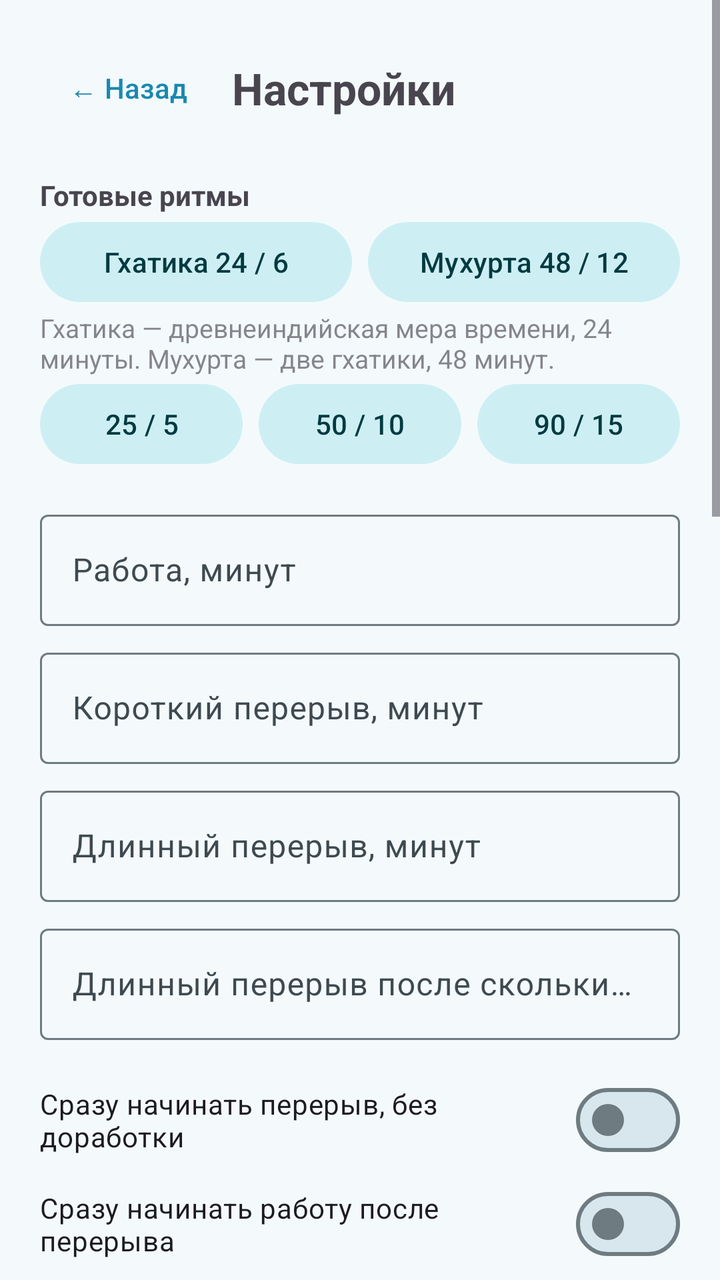
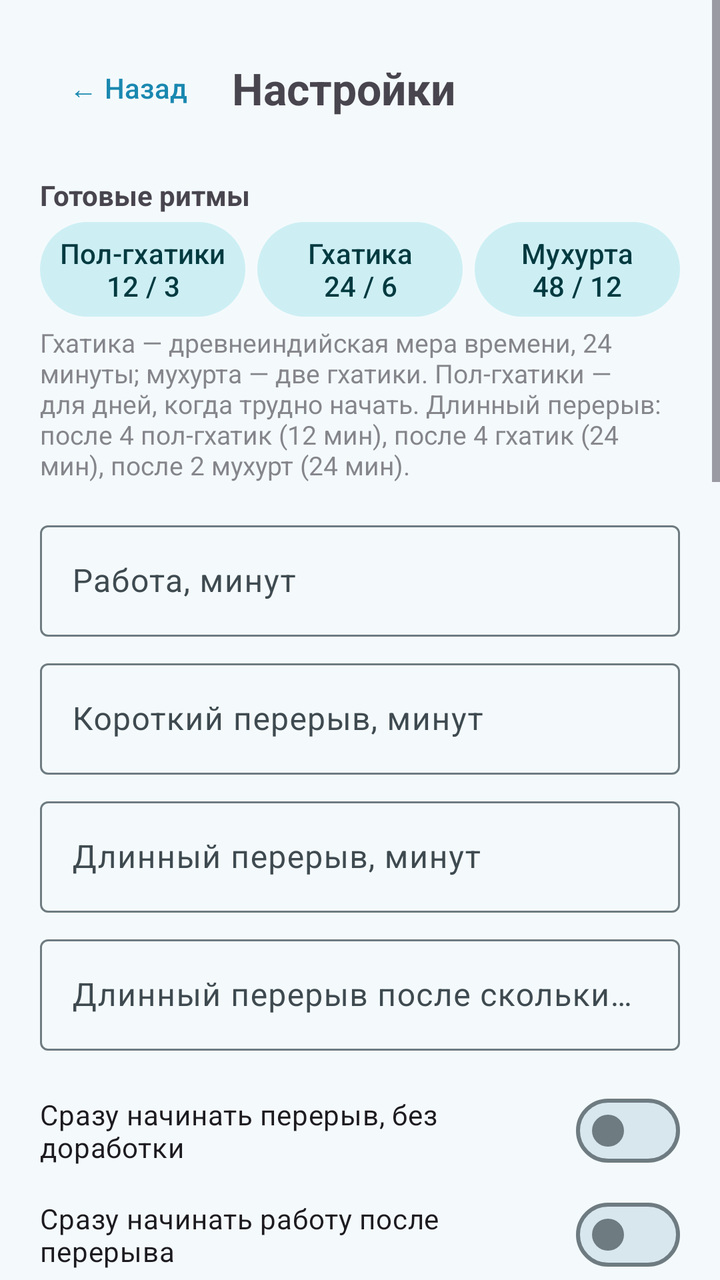

Compare the two renders of this Android layout. The source of the first and the diff that turns it into the second are given below.
<!-- AndroidManifest.xml: application theme Theme.Pomo -->
<!-- res/layout/activity_settings.xml -->
<?xml version="1.0" encoding="utf-8"?>
<ScrollView xmlns:android="http://schemas.android.com/apk/res/android"
    android:layout_width="match_parent"
    android:layout_height="match_parent">

    <LinearLayout
        android:layout_width="match_parent"
        android:layout_height="wrap_content"
        android:orientation="vertical"
        android:padding="20dp">

        <LinearLayout
            android:layout_width="match_parent"
            android:layout_height="wrap_content"
            android:gravity="center_vertical"
            android:orientation="horizontal">

            <com.google.android.material.button.MaterialButton
                android:id="@+id/backButton"
                style="@style/Widget.Material3.Button.TextButton"
                android:layout_width="wrap_content"
                android:layout_height="wrap_content"
                android:text="← Назад" />

            <TextView
                android:layout_width="wrap_content"
                android:layout_height="wrap_content"
                android:layout_marginStart="8dp"
                android:text="Настройки"
                android:textSize="22sp"
                android:textStyle="bold" />
        </LinearLayout>

        <TextView
            android:layout_width="wrap_content"
            android:layout_height="wrap_content"
            android:layout_marginTop="20dp"
            android:text="Готовые ритмы"
            android:textStyle="bold" />

        <LinearLayout
            android:layout_width="match_parent"
            android:layout_height="wrap_content"
            android:orientation="horizontal">

            <com.google.android.material.button.MaterialButton
                android:id="@+id/presetGhatika"
                style="@style/Widget.Material3.Button.TonalButton"
                android:layout_width="0dp"
                android:layout_height="wrap_content"
                android:layout_marginEnd="4dp"
                android:layout_weight="1"
                android:text="Гхатика 24 / 6" />

            <com.google.android.material.button.MaterialButton
                android:id="@+id/presetMuhurta"
                style="@style/Widget.Material3.Button.TonalButton"
                android:layout_width="0dp"
                android:layout_height="wrap_content"
                android:layout_marginStart="4dp"
                android:layout_weight="1"
                android:text="Мухурта 48 / 12" />
        </LinearLayout>

        <TextView
            android:layout_width="match_parent"
            android:layout_height="wrap_content"
            android:alpha="0.65"
            android:text="Гхатика — древнеиндийская мера времени, 24 минуты. Мухурта — две гхатики, 48 минут."
            android:textSize="13sp" />

        <LinearLayout
            android:layout_width="match_parent"
            android:layout_height="wrap_content"
            android:orientation="horizontal">

            <com.google.android.material.button.MaterialButton
                android:id="@+id/preset25"
                style="@style/Widget.Material3.Button.TonalButton"
                android:layout_width="0dp"
                android:layout_height="wrap_content"
                android:layout_marginEnd="4dp"
                android:layout_weight="1"
                android:text="25 / 5" />

            <com.google.android.material.button.MaterialButton
                android:id="@+id/preset50"
                style="@style/Widget.Material3.Button.TonalButton"
                android:layout_width="0dp"
                android:layout_height="wrap_content"
                android:layout_marginStart="4dp"
                android:layout_marginEnd="4dp"
                android:layout_weight="1"
                android:text="50 / 10" />

            <com.google.android.material.button.MaterialButton
                android:id="@+id/preset90"
                style="@style/Widget.Material3.Button.TonalButton"
                android:layout_width="0dp"
                android:layout_height="wrap_content"
                android:layout_marginStart="4dp"
                android:layout_weight="1"
                android:text="90 / 15" />
        </LinearLayout>

        <com.google.android.material.textfield.TextInputLayout
            style="@style/Widget.Material3.TextInputLayout.OutlinedBox"
            android:layout_width="match_parent"
            android:layout_height="wrap_content"
            android:layout_marginTop="16dp"
            android:hint="Работа, минут">

            <com.google.android.material.textfield.TextInputEditText
                android:id="@+id/workEdit"
                android:layout_width="match_parent"
                android:layout_height="wrap_content"
                android:inputType="number" />
        </com.google.android.material.textfield.TextInputLayout>

        <com.google.android.material.textfield.TextInputLayout
            style="@style/Widget.Material3.TextInputLayout.OutlinedBox"
            android:layout_width="match_parent"
            android:layout_height="wrap_content"
            android:layout_marginTop="8dp"
            android:hint="Короткий перерыв, минут">

            <com.google.android.material.textfield.TextInputEditText
                android:id="@+id/shortEdit"
                android:layout_width="match_parent"
                android:layout_height="wrap_content"
                android:inputType="number" />
        </com.google.android.material.textfield.TextInputLayout>

        <com.google.android.material.textfield.TextInputLayout
            style="@style/Widget.Material3.TextInputLayout.OutlinedBox"
            android:layout_width="match_parent"
            android:layout_height="wrap_content"
            android:layout_marginTop="8dp"
            android:hint="Длинный перерыв, минут">

            <com.google.android.material.textfield.TextInputEditText
                android:id="@+id/longEdit"
                android:layout_width="match_parent"
                android:layout_height="wrap_content"
                android:inputType="number" />
        </com.google.android.material.textfield.TextInputLayout>

        <com.google.android.material.textfield.TextInputLayout
            style="@style/Widget.Material3.TextInputLayout.OutlinedBox"
            android:layout_width="match_parent"
            android:layout_height="wrap_content"
            android:layout_marginTop="8dp"
            android:hint="Длинный перерыв после скольких циклов">

            <com.google.android.material.textfield.TextInputEditText
                android:id="@+id/cyclesEdit"
                android:layout_width="match_parent"
                android:layout_height="wrap_content"
                android:inputType="number" />
        </com.google.android.material.textfield.TextInputLayout>

        <com.google.android.material.materialswitch.MaterialSwitch
            android:id="@+id/autoBreakSwitch"
            android:layout_width="match_parent"
            android:layout_height="wrap_content"
            android:layout_marginTop="16dp"
            android:text="Сразу начинать перерыв, без доработки" />

        <com.google.android.material.materialswitch.MaterialSwitch
            android:id="@+id/autoWorkSwitch"
            android:layout_width="match_parent"
            android:layout_height="wrap_content"
            android:layout_marginTop="4dp"
            android:text="Сразу начинать работу после перерыва" />

        <TextView
            android:layout_width="match_parent"
            android:layout_height="wrap_content"
            android:layout_marginTop="4dp"
            android:alpha="0.65"
            android:text="Выключено — когда таймер закончится, отсчёт пойдёт дальше («+05:12»). После работы это время засчитывается, можно спокойно доделать. Следующую фазу начинаешь кнопкой. Если забыть, отсчёт остановится сам через час."
            android:textSize="13sp" />

        <com.google.android.material.materialswitch.MaterialSwitch
            android:id="@+id/keepScreenSwitch"
            android:layout_width="match_parent"
            android:layout_height="wrap_content"
            android:layout_marginTop="12dp"
            android:text="Не гасить экран, пока идёт таймер" />

        <TextView
            android:layout_width="match_parent"
            android:layout_height="wrap_content"
            android:alpha="0.65"
            android:text="Работает, пока приложение открыто на экране. На паузе и после остановки экран гаснет как обычно."
            android:textSize="13sp" />

        <TextView
            android:layout_width="match_parent"
            android:layout_height="wrap_content"
            android:layout_marginTop="24dp"
            android:text="Цели"
            android:textStyle="bold" />

        <com.google.android.material.textfield.TextInputLayout
            style="@style/Widget.Material3.TextInputLayout.OutlinedBox"
            android:layout_width="match_parent"
            android:layout_height="wrap_content"
            android:layout_marginTop="8dp"
            android:hint="Цель на день, часов (0 — без цели)">

            <com.google.android.material.textfield.TextInputEditText
                android:id="@+id/dailyGoalEdit"
                android:layout_width="match_parent"
                android:layout_height="wrap_content"
                android:inputType="numberDecimal" />
        </com.google.android.material.textfield.TextInputLayout>

        <com.google.android.material.textfield.TextInputLayout
            style="@style/Widget.Material3.TextInputLayout.OutlinedBox"
            android:layout_width="match_parent"
            android:layout_height="wrap_content"
            android:layout_marginTop="8dp"
            android:hint="Большая цель, часов (0 — без цели)">

            <com.google.android.material.textfield.TextInputEditText
                android:id="@+id/bigGoalEdit"
                android:layout_width="match_parent"
                android:layout_height="wrap_content"
                android:inputType="number" />
        </com.google.android.material.textfield.TextInputLayout>

        <TextView
            android:layout_width="match_parent"
            android:layout_height="wrap_content"
            android:layout_marginTop="24dp"
            android:text="Звуки"
            android:textStyle="bold" />

        <LinearLayout
            android:layout_width="match_parent"
            android:layout_height="wrap_content"
            android:layout_marginTop="8dp"
            android:gravity="center_vertical"
            android:orientation="horizontal">

            <LinearLayout
                android:layout_width="0dp"
                android:layout_height="wrap_content"
                android:layout_weight="1"
                android:orientation="vertical">

                <TextView
                    android:layout_width="wrap_content"
                    android:layout_height="wrap_content"
                    android:text="Конец работы (пора отдыхать)"
                    android:textSize="15sp" />

                <TextView
                    android:id="@+id/workSoundName"
                    android:layout_width="wrap_content"
                    android:layout_height="wrap_content"
                    android:alpha="0.65"
                    android:textSize="13sp" />
            </LinearLayout>

            <com.google.android.material.button.MaterialButton
                android:id="@+id/workSoundPlay"
                style="@style/Widget.Material3.Button.TextButton"
                android:layout_width="wrap_content"
                android:layout_height="wrap_content"
                android:minWidth="48dp"
                android:text="▶" />

            <com.google.android.material.button.MaterialButton
                android:id="@+id/workSoundChange"
                style="@style/Widget.Material3.Button.TonalButton"
                android:layout_width="wrap_content"
                android:layout_height="wrap_content"
                android:text="Сменить" />
        </LinearLayout>

        <LinearLayout
            android:layout_width="match_parent"
            android:layout_height="wrap_content"
            android:layout_marginTop="8dp"
            android:gravity="center_vertical"
            android:orientation="horizontal">

            <LinearLayout
                android:layout_width="0dp"
                android:layout_height="wrap_content"
                android:layout_weight="1"
                android:orientation="vertical">

                <TextView
                    android:layout_width="wrap_content"
                    android:layout_height="wrap_content"
                    android:text="Конец перерыва (пора работать)"
                    android:textSize="15sp" />

                <TextView
                    android:id="@+id/breakSoundName"
                    android:layout_width="wrap_content"
                    android:layout_height="wrap_content"
                    android:alpha="0.65"
                    android:textSize="13sp" />
            </LinearLayout>

            <com.google.android.material.button.MaterialButton
                android:id="@+id/breakSoundPlay"
                style="@style/Widget.Material3.Button.TextButton"
                android:layout_width="wrap_content"
                android:layout_height="wrap_content"
                android:minWidth="48dp"
                android:text="▶" />

            <com.google.android.material.button.MaterialButton
                android:id="@+id/breakSoundChange"
                style="@style/Widget.Material3.Button.TonalButton"
                android:layout_width="wrap_content"
                android:layout_height="wrap_content"
                android:text="Сменить" />
        </LinearLayout>

        <com.google.android.material.materialswitch.MaterialSwitch
            android:id="@+id/alarmVolumeSwitch"
            android:layout_width="match_parent"
            android:layout_height="wrap_content"
            android:layout_marginTop="12dp"
            android:text="Громкость будильника" />

        <TextView
            android:layout_width="match_parent"
            android:layout_height="wrap_content"
            android:alpha="0.65"
            android:text="Включено — звук слышно и в беззвучном режиме, громкость как у будильника. Выключено — громкость уведомлений."
            android:textSize="13sp" />

        <com.google.android.material.button.MaterialButton
            android:id="@+id/saveButton"
            android:layout_width="match_parent"
            android:layout_height="56dp"
            android:layout_marginTop="20dp"
            android:text="Сохранить" />

        <TextView
            android:layout_width="match_parent"
            android:layout_height="wrap_content"
            android:layout_marginTop="28dp"
            android:text="Надёжность"
            android:textStyle="bold" />

        <TextView
            android:layout_width="match_parent"
            android:layout_height="wrap_content"
            android:layout_marginTop="4dp"
            android:alpha="0.65"
            android:text="Если напоминания опаздывают, в сведениях о приложении сними ограничения батареи. Вибрацию напоминаний можно настроить в настройках уведомлений."
            android:textSize="13sp" />

        <com.google.android.material.button.MaterialButton
            android:id="@+id/notifButton"
            style="@style/Widget.Material3.Button.OutlinedButton"
            android:layout_width="match_parent"
            android:layout_height="wrap_content"
            android:layout_marginTop="8dp"
            android:text="Настройки уведомлений" />

        <com.google.android.material.button.MaterialButton
            android:id="@+id/appInfoButton"
            style="@style/Widget.Material3.Button.OutlinedButton"
            android:layout_width="match_parent"
            android:layout_height="wrap_content"
            android:text="Сведения о приложении (батарея)" />
    </LinearLayout>
</ScrollView>
<!-- resources referenced by this layout -->
<resources>
  <style name="Theme.Pomo" parent="Theme.Material3.DayNight.NoActionBar">
          <item name="colorPrimary">#1A88B0</item>
          <item name="colorOnPrimary">#FFFFFF</item>
          <item name="colorPrimaryContainer">#C4E9F7</item>
          <item name="colorOnPrimaryContainer">#00354A</item>
          <item name="colorPrimaryInverse">#7DD0EE</item>
  
          <item name="colorSecondary">#169A8E</item>
          <item name="colorOnSecondary">#FFFFFF</item>
          <item name="colorSecondaryContainer">#CDEFF4</item>
          <item name="colorOnSecondaryContainer">#003A40</item>
  
          <item name="colorTertiary">#3F7FBF</item>
          <item name="colorOnTertiary">#FFFFFF</item>
          <item name="colorTertiaryContainer">#D6E6FA</item>
          <item name="colorOnTertiaryContainer">#0E2F52</item>
  
          <item name="android:colorBackground">#F4FAFC</item>
          <item name="colorOnBackground">#151C1F</item>
          <item name="colorSurface">#F4FAFC</item>
          <item name="colorOnSurface">#151C1F</item>
          <item name="colorSurfaceVariant">#DAE7ED</item>
          <item name="colorOnSurfaceVariant">#3E4A50</item>
          <item name="colorSurfaceInverse">#2A3134</item>
          <item name="colorOnSurfaceInverse">#EBF2F5</item>
          <item name="colorSurfaceContainerLowest">#FFFFFF</item>
          <item name="colorSurfaceContainerLow">#EBF5F9</item>
          <item name="colorSurfaceContainer">#E5F1F6</item>
          <item name="colorSurfaceContainerHigh">#DFECF2</item>
          <item name="colorSurfaceContainerHighest">#D8E7EE</item>
          <item name="colorSurfaceDim">#D2E0E6</item>
          <item name="colorSurfaceBright">#F4FAFC</item>
          <item name="colorOutline">#6E7B81</item>
          <item name="colorOutlineVariant">#BCCAD0</item>
  
          <item name="android:statusBarColor">#F4FAFC</item>
          <item name="android:windowLightStatusBar">true</item>
          <item name="android:navigationBarColor">#F4FAFC</item>
      </style>
</resources>

<!-- the commit's change to res/layout/activity_settings.xml (unified diff, before → after) -->
@@ -44,64 +44,46 @@
             android:orientation="horizontal">
 
             <com.google.android.material.button.MaterialButton
+                android:id="@+id/presetHalf"
+                style="@style/Widget.Material3.Button.TonalButton"
+                android:layout_width="0dp"
+                android:layout_height="wrap_content"
+                android:layout_marginEnd="3dp"
+                android:layout_weight="1"
+                android:paddingStart="4dp"
+                android:paddingEnd="4dp"
+                android:text="Пол-гхатики\n12 / 3" />
+
+            <com.google.android.material.button.MaterialButton
                 android:id="@+id/presetGhatika"
                 style="@style/Widget.Material3.Button.TonalButton"
                 android:layout_width="0dp"
                 android:layout_height="wrap_content"
-                android:layout_marginEnd="4dp"
-                android:layout_weight="1"
-                android:text="Гхатика 24 / 6" />
+                android:layout_marginStart="3dp"
+                android:layout_marginEnd="3dp"
+                android:layout_weight="1"
+                android:paddingStart="4dp"
+                android:paddingEnd="4dp"
+                android:text="Гхатика\n24 / 6" />
 
             <com.google.android.material.button.MaterialButton
                 android:id="@+id/presetMuhurta"
                 style="@style/Widget.Material3.Button.TonalButton"
                 android:layout_width="0dp"
                 android:layout_height="wrap_content"
-                android:layout_marginStart="4dp"
-                android:layout_weight="1"
-                android:text="Мухурта 48 / 12" />
+                android:layout_marginStart="3dp"
+                android:layout_weight="1"
+                android:paddingStart="4dp"
+                android:paddingEnd="4dp"
+                android:text="Мухурта\n48 / 12" />
         </LinearLayout>
 
         <TextView
             android:layout_width="match_parent"
             android:layout_height="wrap_content"
             android:alpha="0.65"
-            android:text="Гхатика — древнеиндийская мера времени, 24 минуты. Мухурта — две гхатики, 48 минут."
-            android:textSize="13sp" />
-
-        <LinearLayout
-            android:layout_width="match_parent"
-            android:layout_height="wrap_content"
-            android:orientation="horizontal">
-
-            <com.google.android.material.button.MaterialButton
-                android:id="@+id/preset25"
-                style="@style/Widget.Material3.Button.TonalButton"
-                android:layout_width="0dp"
-                android:layout_height="wrap_content"
-                android:layout_marginEnd="4dp"
-                android:layout_weight="1"
-                android:text="25 / 5" />
-
-            <com.google.android.material.button.MaterialButton
-                android:id="@+id/preset50"
-                style="@style/Widget.Material3.Button.TonalButton"
-                android:layout_width="0dp"
-                android:layout_height="wrap_content"
-                android:layout_marginStart="4dp"
-                android:layout_marginEnd="4dp"
-                android:layout_weight="1"
-                android:text="50 / 10" />
-
-            <com.google.android.material.button.MaterialButton
-                android:id="@+id/preset90"
-                style="@style/Widget.Material3.Button.TonalButton"
-                android:layout_width="0dp"
-                android:layout_height="wrap_content"
-                android:layout_marginStart="4dp"
-                android:layout_weight="1"
-                android:text="90 / 15" />
-        </LinearLayout>
+            android:text="Гхатика — древнеиндийская мера времени, 24 минуты; мухурта — две гхатики. Пол-гхатики — для дней, когда трудно начать. Длинный перерыв: после 4 пол-гхатик (12 мин), после 4 гхатик (24 мин), после 2 мухурт (24 мин)."
+            android:textSize="13sp" />
 
         <com.google.android.material.textfield.TextInputLayout
             style="@style/Widget.Material3.TextInputLayout.OutlinedBox"
@@ -337,6 +319,19 @@
             android:text="Включено — звук слышно и в беззвучном режиме, громкость как у будильника. Выключено — громкость уведомлений."
             android:textSize="13sp" />
 
+        <com.google.android.material.materialswitch.MaterialSwitch
+            android:id="@+id/softBeforeSwitch"
+            android:layout_width="match_parent"
+            android:layout_height="wrap_content"
+            android:layout_marginTop="12dp"
+            android:text="Тихий переливчик за минуту до конца перерыва" />
+
+        <com.google.android.material.materialswitch.MaterialSwitch
+            android:id="@+id/softOvertimeSwitch"
+            android:layout_width="match_parent"
+            android:layout_height="wrap_content"
+            android:text="Тихий переливчик через 5 минут доработки" />
+
         <com.google.android.material.button.MaterialButton
             android:id="@+id/saveButton"
             android:layout_width="match_parent"
